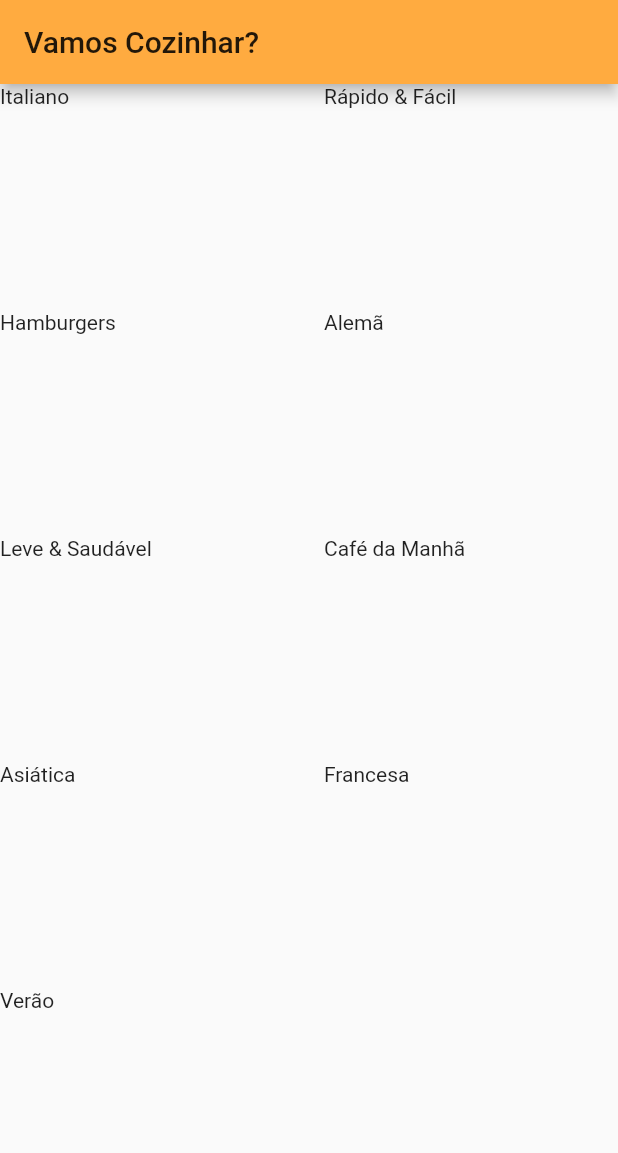
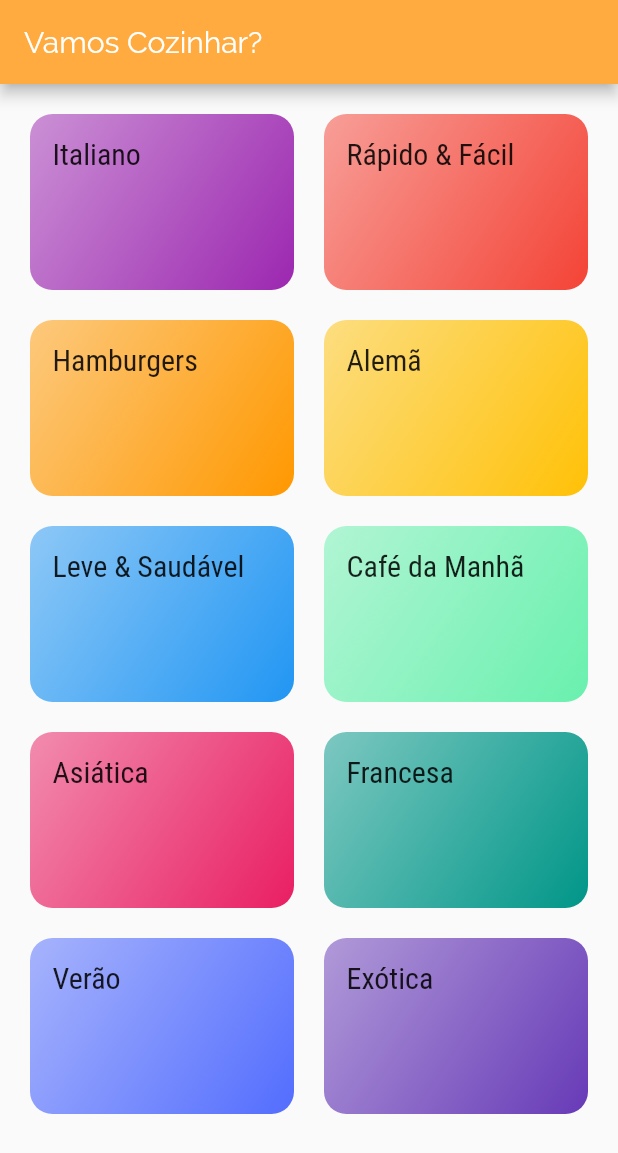
Before and after one commit to IkeSZ/recipes-app, a Flutter app: the screen it shows after launch, on a phone screen of 412 x 824 dp. Shown: the top 1153 px of the screen. Run offline on Flutter 3.47's test engine with Material 2 defaults, Android fonts, the phone set to English and light mode, and no system bars.

Commit message:
Added custom fonts

```diff
--- a/lib/components/categoryItem.dart
+++ b/lib/components/categoryItem.dart
@@ -1,5 +1,6 @@
 import 'package:flutter/material.dart';
 
+// Models
 import '../models/category.dart';
 
 class CategoryItem extends StatelessWidget {
@@ -10,7 +11,21 @@ class CategoryItem extends StatelessWidget {
   @override
   Widget build(BuildContext ctx) {
     return Container(
-      child: Text(category.title),
+      padding: EdgeInsets.all(15),
+
+      child: Text(category.title, style: Theme.of(ctx).textTheme.headline6),
+
+      decoration: BoxDecoration(
+        borderRadius: BorderRadius.circular(15),
+
+        gradient: LinearGradient(colors: [
+          category.color.withOpacity(0.5),
+          category.color
+        ],
+        begin: Alignment.topLeft,
+        end: Alignment.bottomRight
+       )
+      ),
     );
   }
 }
--- a/lib/data/dummyData.dart
+++ b/lib/data/dummyData.dart
@@ -12,4 +12,5 @@ const DUMMY_CATEGORIES = const [
   Category(id: 'c7', title: 'Asiática', color: Colors.pink),
   Category(id: 'c8', title: 'Francesa', color: Colors.teal),
   Category(id: 'c9', title: 'Verão', color: Colors.indigoAccent),
+  Category(id: 'c10', title: 'Exótica', color: Colors.deepPurple),
 ];
--- a/lib/main.dart
+++ b/lib/main.dart
@@ -12,6 +12,14 @@ class MyApp extends StatelessWidget {
       title: 'Vamos Cozinhar?',
       theme: ThemeData(
         primaryColor: Colors.orangeAccent,
+
+        fontFamily: 'Raleway',
+        textTheme: ThemeData.light().textTheme.copyWith(
+          headline6: TextStyle(
+            fontSize: 20,
+            fontFamily: 'RobotoCondensed'
+          ),
+        ),
       ),
 
       home: Categories(),
--- a/lib/screens/categories.dart
+++ b/lib/screens/categories.dart
@@ -11,10 +11,12 @@ class Categories extends StatelessWidget {
   Widget build(BuildContext ctx) {
     return Scaffold(
       appBar: AppBar(
-        title: Text('Vamos Cozinhar?'),
+        title: Text('Vamos Cozinhar?', style: TextStyle(color: Colors.white)),
       ),
 
       body: GridView(
+        padding: const EdgeInsets.all(20),
+
         gridDelegate: SliverGridDelegateWithMaxCrossAxisExtent(
           maxCrossAxisExtent: 200,
           childAspectRatio: 3 / 2,
```
Also changed, not shown: pubspec.yaml (+18 -11 lines), assets/fonts/Raleway-Black.ttf (added), assets/fonts/Raleway-Bold.ttf (added), assets/fonts/Raleway-Regular.ttf (added), assets/fonts/RobotoCondensed-Bold.ttf (added), assets/fonts/RobotoCondensed-Italic.ttf (added), assets/fonts/RobotoCondensed-Light.ttf (added), assets/fonts/RobotoCondensed-Regular.ttf (added).
